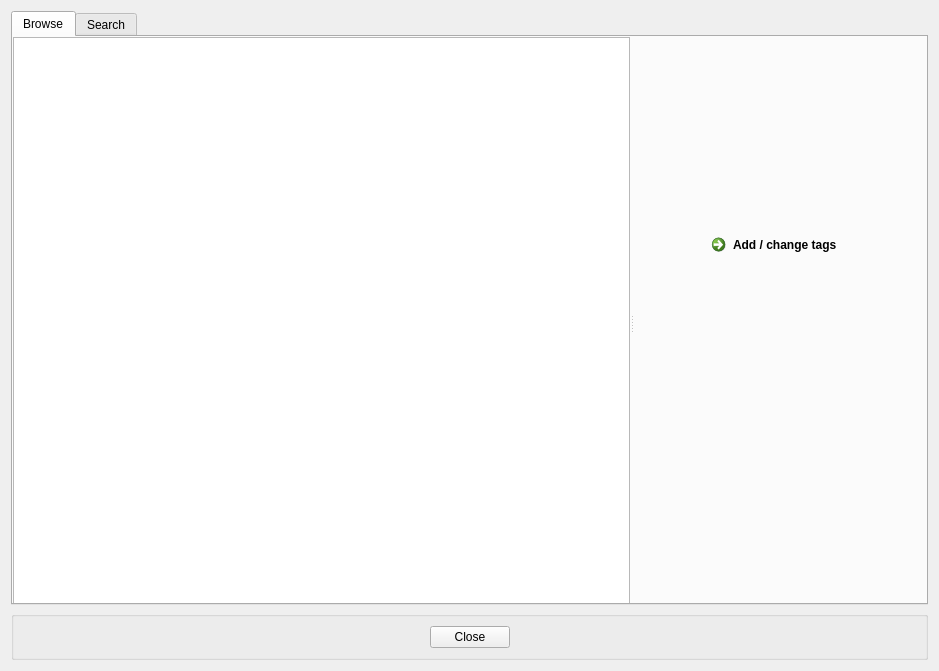
This is sftags.ui in clapautius/sftags as Qt 5 draws it before an edit. The edited form follows.
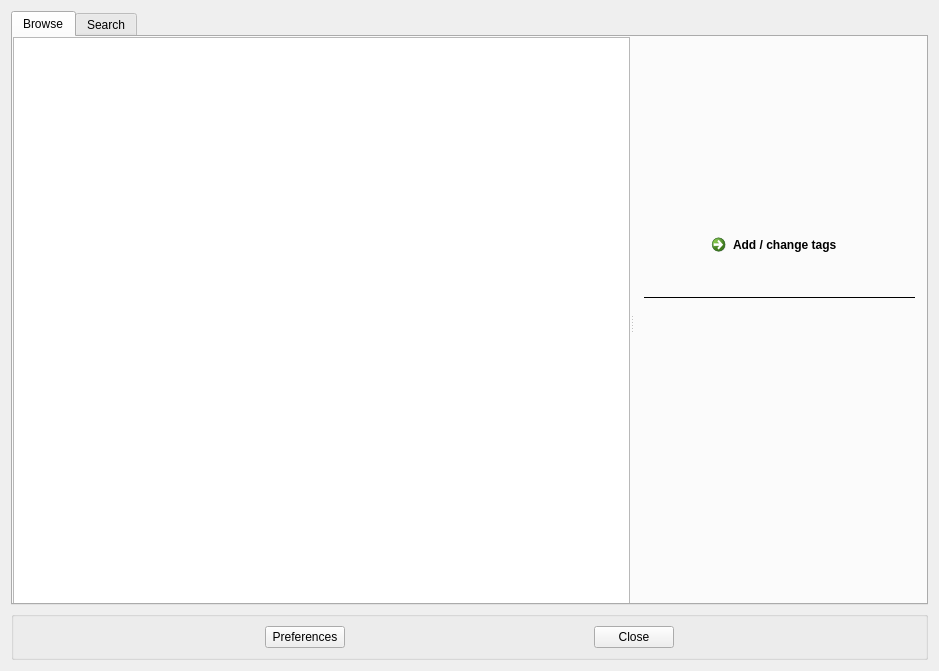
This is the edited form.

The edit to the form file:
```diff
--- a/sftags.ui
+++ b/sftags.ui
@@ -79,15 +79,24 @@
           <widget class="QLabel" name="mp_tags_label">
            <property name="geometry">
             <rect>
-             <x>9</x>
+             <x>10</x>
              <y>260</y>
-             <width>281</width>
+             <width>271</width>
              <height>131</height>
             </rect>
            </property>
+           <property name="styleSheet">
+            <string notr="true">border-top: 1px solid black;</string>
+           </property>
            <property name="text">
             <string/>
            </property>
+           <property name="textFormat">
+            <enum>Qt::RichText</enum>
+           </property>
+           <property name="alignment">
+            <set>Qt::AlignLeading|Qt::AlignLeft|Qt::AlignTop</set>
+           </property>
           </widget>
           <widget class="QCommandLinkButton" name="mp_tags_button">
            <property name="geometry">
@@ -200,6 +209,26 @@
           </property>
          </spacer>
         </item>
+        <item>
+         <widget class="QPushButton" name="mp_pref_button">
+          <property name="text">
+           <string>Preferences</string>
+          </property>
+         </widget>
+        </item>
+        <item>
+         <spacer name="horizontalSpacer_3">
+          <property name="orientation">
+           <enum>Qt::Horizontal</enum>
+          </property>
+          <property name="sizeHint" stdset="0">
+           <size>
+            <width>40</width>
+            <height>20</height>
+           </size>
+          </property>
+         </spacer>
+        </item>
         <item>
          <widget class="QPushButton" name="mp_close_button">
           <property name="text">
```
